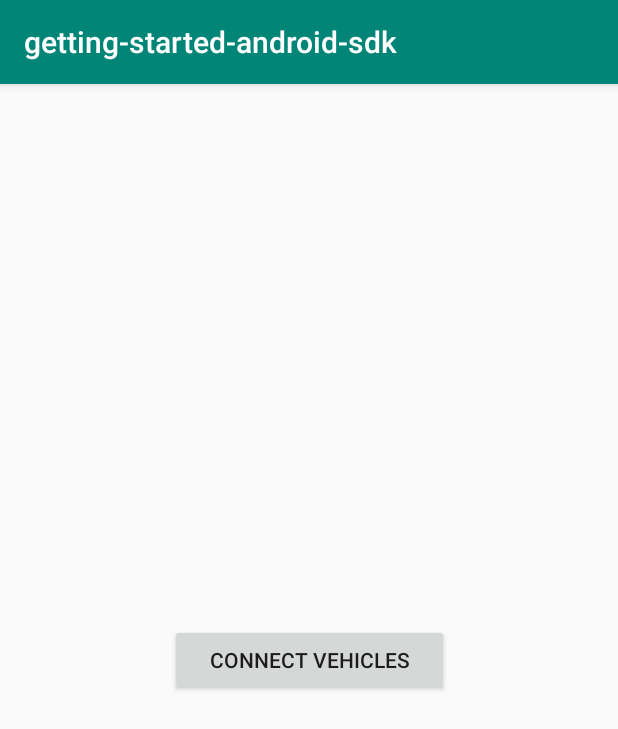
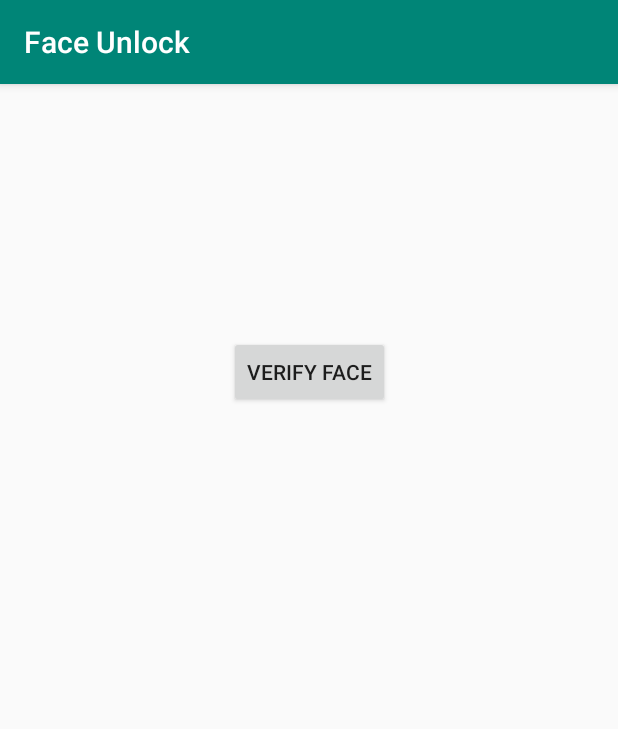
Before and after one commit to AbilarshViji/UoftHacksVI, an Android app: the screen it shows after launch (MainActivity), on a phone screen of 412 x 824 dp. Shown: the top 729 px of the screen. Run offline under Robolectric (Android 15) with nearby library versions, the phone set to English and light mode, and no system bars; libraries missing offline, so code that uses them is left out: com.smartcar.sdk; 2 statements that could not run were skipped.

Commit message:
Android functionality for face unlock done
Button hides after click/becomes visible after click

```diff
--- a/getting-started-android-sdk-master/app/app/src/main/java/smartcar/com/getting_started_android_sdk/MainActivity.java
+++ b/getting-started-android-sdk-master/app/app/src/main/java/smartcar/com/getting_started_android_sdk/MainActivity.java
@@ -4,6 +4,8 @@ import android.content.Context;
 import android.content.Intent;
 import android.os.Bundle;
 import android.support.v7.app.AppCompatActivity;
+import android.view.View;
+import android.view.View.OnClickListener;
 import android.widget.Button;
 import android.util.Log;
 
@@ -16,6 +18,9 @@ import java.io.IOException;
 
 import okhttp3.*;
 
+import java.lang.Boolean;
+
+
 public class MainActivity extends AppCompatActivity {
 
     private static String CLIENT_ID;
@@ -23,6 +28,7 @@ public class MainActivity extends AppCompatActivity {
     private static String[] SCOPE;
     private Context appContext;
     private SmartcarAuth smartcarAuth;
+    private Boolean faceVerify = false;
 
     @Override
     protected void onCreate(Bundle savedInstanceState) {
@@ -92,8 +98,30 @@ public class MainActivity extends AppCompatActivity {
             }
         });
 
-        Button connectButton = (Button) findViewById(R.id.connect_button);
+        final Button connectButton = (Button) findViewById(R.id.connect_button);
+        smartcarAuth.addClickHandler(appContext, connectButton);
+        connectButton.setVisibility(View.GONE);
 
-        smartcarAuth.addClickHandler(appContext, connectButton);
+        // Face verification
+        final Button faceVeriButton = (Button) findViewById(R.id.verification_button);
+        faceVeriButton.setOnClickListener(new OnClickListener() {
+            @Override
+            public void onClick(View v) {
+                //Runs face verification module and returns bool into faceVerify
+                faceVerify = true;
+                //If face is verified, display connect button and hide face verify button
+                if (faceVerify){
+                    connectButton.setVisibility(View.VISIBLE);
+                    faceVeriButton.setVisibility(View.GONE);
+                } else {
+                    connectButton.setVisibility(View.GONE);
+                    faceVeriButton.setVisibility(View.VISIBLE);
+                }
+            }
+        });
+
+
+
+
     }
 }
--- a/getting-started-android-sdk-master/app/app/src/main/res/layout/activity_display_info.xml
+++ b/getting-started-android-sdk-master/app/app/src/main/res/layout/activity_display_info.xml
@@ -1,5 +1,6 @@
 <?xml version="1.0" encoding="utf-8"?>
 <RelativeLayout xmlns:android="http://schemas.android.com/apk/res/android"
+    xmlns:app="http://schemas.android.com/apk/res-auto"
     xmlns:tools="http://schemas.android.com/tools"
     android:id="@+id/activity_display_info"
     android:layout_width="match_parent"
@@ -15,7 +16,9 @@
             android:layout_width="wrap_content"
             android:layout_height="wrap_content"
             android:text="Unlock"
-            tools:layout_editor_absoluteX="161dp"
+            app:layout_constraintEnd_toEndOf="parent"
+            app:layout_constraintHorizontal_bias="0.5"
+            app:layout_constraintStart_toStartOf="parent"
             tools:layout_editor_absoluteY="341dp" />
     </android.support.constraint.ConstraintLayout>
 </RelativeLayout>
--- a/getting-started-android-sdk-master/app/app/src/main/res/layout/activity_main.xml
+++ b/getting-started-android-sdk-master/app/app/src/main/res/layout/activity_main.xml
@@ -19,4 +19,15 @@
         app:layout_constraintEnd_toEndOf="parent"
         app:layout_constraintStart_toStartOf="parent"
         app:layout_constraintTop_toTopOf="parent" />
+
+    <Button
+        android:id="@+id/verification_button"
+        android:layout_width="wrap_content"
+        android:layout_height="wrap_content"
+        android:text="Verify Face"
+        app:layout_constraintBottom_toTopOf="@+id/connect_button"
+        app:layout_constraintEnd_toEndOf="parent"
+        app:layout_constraintHorizontal_bias="0.5"
+        app:layout_constraintStart_toStartOf="parent"
+        app:layout_constraintTop_toTopOf="parent" />
 </android.support.constraint.ConstraintLayout>
--- a/getting-started-android-sdk-master/app/app/src/main/res/values/strings.xml
+++ b/getting-started-android-sdk-master/app/app/src/main/res/values/strings.xml
@@ -1,5 +1,5 @@
 <resources>
-    <string name="app_name">getting-started-android-sdk</string>
+    <string name="app_name">Face Unlock</string>
     <string name="smartcar_auth_scheme">sc99895afc-444b-4f66-ab77-d86e21e4909e</string>
     <string name="smartcar_auth_host">exchange</string>
     <string name="client_id">99895afc-444b-4f66-ab77-d86e21e4909e</string>
```
Also changed, not shown: 1 other file.
